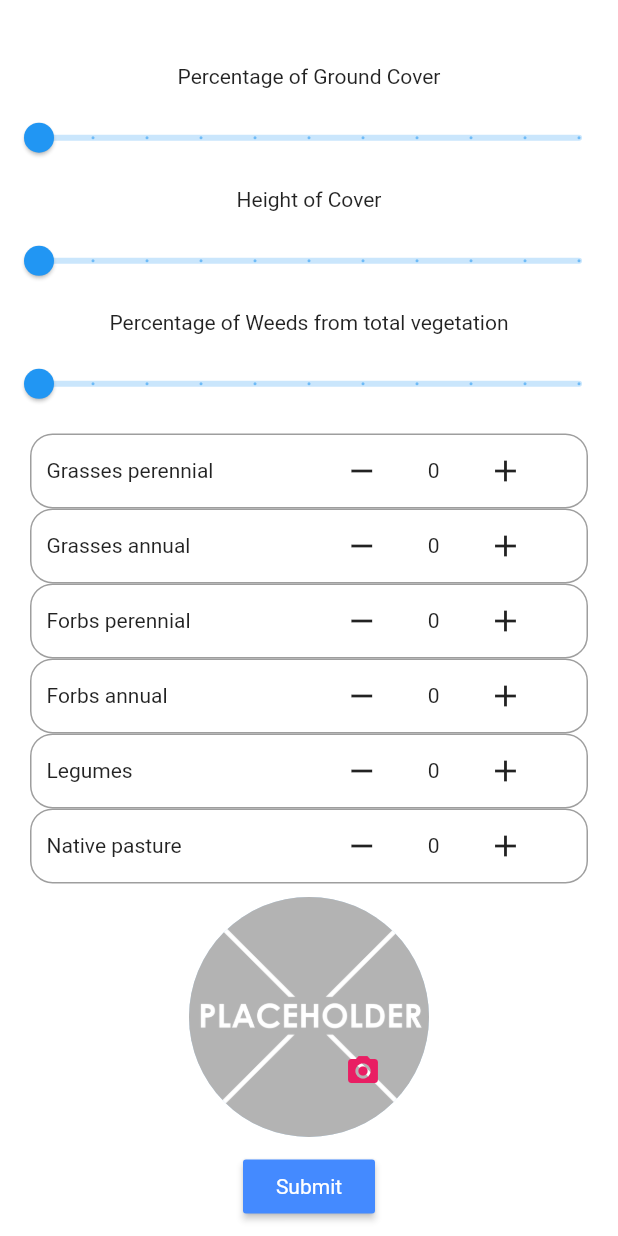
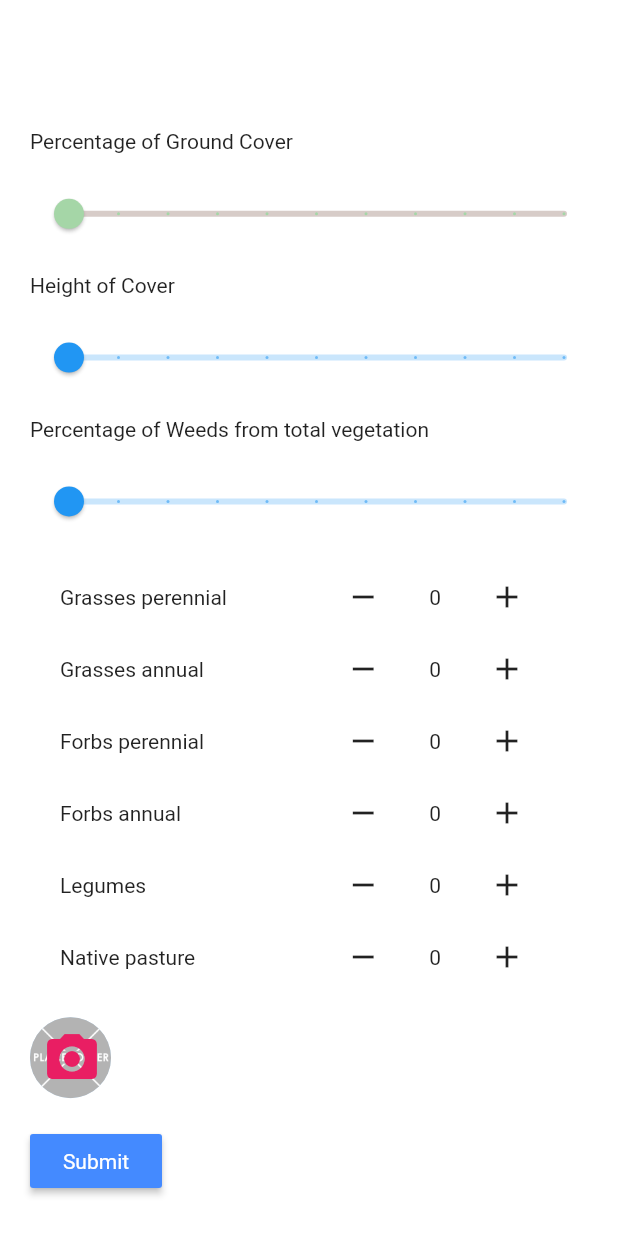
Before and after one commit to Open-Source-Agriculture/soil_logr, a Flutter app: the GroundCoverForm widget shown alone on an empty page, opened directly, on a phone screen of 412 x 824 dp. Run offline on Flutter 3.47's test engine with Material 2 defaults, Android fonts, the phone set to English and light mode, and no system bars; our stand-ins replace bloc, csv, flutter_bloc, flutter_spinkit, geolocator, hive and 4 more; missing offline and left inert: flutter_mailer; accounts and stored records are empty.

Commit message:
UI changes eg slider and camera icon

```diff
--- a/lib/ground_cover/GC_screens/GC_form.dart
+++ b/lib/ground_cover/GC_screens/GC_form.dart
@@ -1,5 +1,6 @@
 import 'dart:io';
 
+import 'package:flutter/cupertino.dart';
 import 'package:flutter/material.dart';
 import 'package:validators/validators.dart' as validator;
 import 'package:soil_mate/ground_cover/GC_models/GC_model.dart';
@@ -41,17 +42,26 @@ class _GroundCoverFormState extends State<GroundCoverForm> {
     final halfMediaWidth = MediaQuery.of(context).size.width / 2.0;
 
 
-
+    sliderColor(value) {
+      if (value < 50) {
+        return Colors.green[200];
+      } else {
+        return Colors.green[500];
+      }
+    }
 
 
     return Form(
         key: _formKey,
+        child: Padding(
+          padding: const EdgeInsets.fromLTRB(20,30,10,10),
           child: Column(
             mainAxisAlignment: MainAxisAlignment.spaceEvenly,
+            crossAxisAlignment: CrossAxisAlignment.start,
             children: <Widget>[
               SizedBox(height: displayHeight(context)*0.03,),
               Text('Percentage of Ground Cover'),
-            Slider(
+              Slider.adaptive(
                 value: coverPercentage == null ? 0.0 : coverPercentage,
                 onChanged: (newCoverPercentage) {
                   setState(() => coverPercentage = newCoverPercentage);
@@ -60,6 +70,8 @@ class _GroundCoverFormState extends State<GroundCoverForm> {
                 label: '$coverPercentage %',
                 min: 0,
                 max: 100,
+                activeColor: sliderColor(coverPercentage),
+                inactiveColor: Colors.brown[100],
               ),
               Text('Height of Cover'),
               Slider(
@@ -95,13 +107,7 @@ class _GroundCoverFormState extends State<GroundCoverForm> {
                 itemBuilder: (context, index) {
                   String speciesName = mySpecies.keys.toList()[index];
                   int speciesCount = mySpecies[speciesName];
-                return Container(
-                  padding: EdgeInsets.symmetric(horizontal: 10),
-                  decoration: BoxDecoration(
-                      border: Border.all(color: Colors.grey, width: 1),
-                      borderRadius: BorderRadius.circular(15)
-                  ),
-                  child: Row(
+                  return Row(
                     mainAxisAlignment: MainAxisAlignment.spaceBetween,
                     children: [
                       Text(speciesName),
@@ -137,7 +143,6 @@ class _GroundCoverFormState extends State<GroundCoverForm> {
                       ),
 
                     ],
-                  ),
                   );
                 }),
               ),
@@ -173,30 +178,26 @@ class _GroundCoverFormState extends State<GroundCoverForm> {
               )
             ],
           ),
+        ),
       );
   }
 
   Widget imageProfile(BuildContext context) {
-    return Center(
-      child: Stack(
+    return Stack(
       children: <Widget>[
         CircleAvatar(
-            radius: 80,
+          radius: 27,
           backgroundImage: model.imageFile == null ? AssetImage("assets/placeholder.png"): FileImage(File(model.imageFile.path)),
         ),
-          Positioned(
-            bottom: 20,
-            right: 20,
-            child: IconButton(
+        IconButton(
             onPressed: (){
               takePhoto(ImageSource.camera);
             },
             icon: Icon(Icons.camera_alt),
+          iconSize: 40,
           color: Colors.pink,
         ),
-          ),
       ],
-      ),
     );
   }
 
```
Lines whose indentation alone changed are shown as unchanged.
